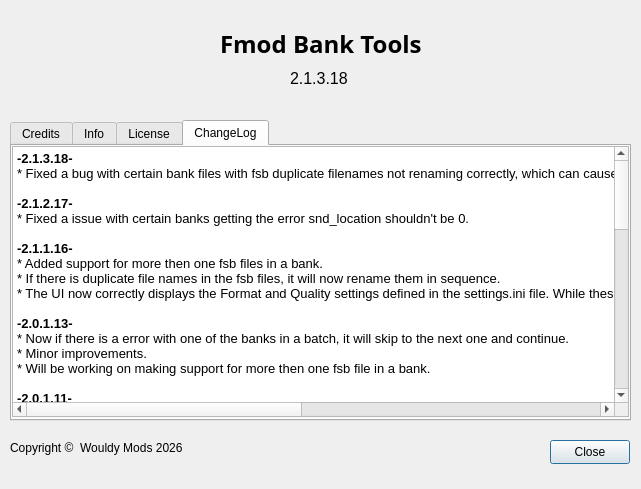
First picture: the form in about.ui, repository Wouldubeinta/Fmod-Bank-Tools, before the edit.
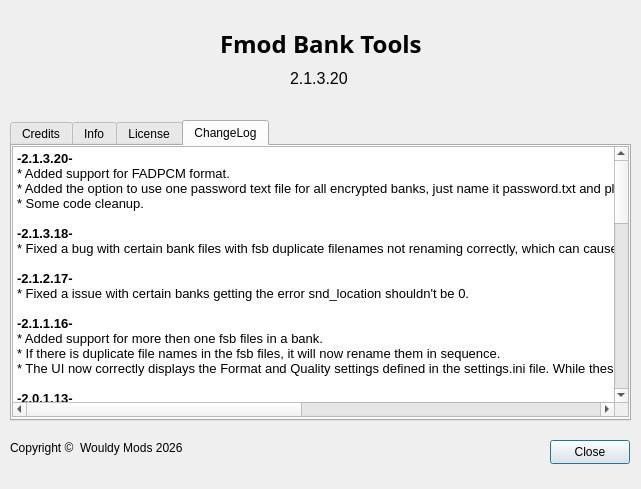
Second picture: the form after the edit. Icons and pictures are not drawn.

```diff
--- a/about.ui
+++ b/about.ui
@@ -312,6 +312,11 @@
 li.unchecked::marker { content: &quot;\2610&quot;; }
 li.checked::marker { content: &quot;\2612&quot;; }
 &lt;/style&gt;&lt;/head&gt;&lt;body style=&quot; font-family:'Segoe UI'; font-size:10pt; font-weight:400; font-style:normal;&quot;&gt;
+&lt;p style=&quot; margin-top:0px; margin-bottom:0px; margin-left:0px; margin-right:0px; -qt-block-indent:0; text-indent:0px;&quot;&gt;&lt;span style=&quot; font-weight:700;&quot;&gt;-2.1.3.20-&lt;/span&gt;&lt;/p&gt;
+&lt;p style=&quot; margin-top:0px; margin-bottom:0px; margin-left:0px; margin-right:0px; -qt-block-indent:0; text-indent:0px;&quot;&gt;* Added support for FADPCM format.&lt;/p&gt;
+&lt;p style=&quot; margin-top:0px; margin-bottom:0px; margin-left:0px; margin-right:0px; -qt-block-indent:0; text-indent:0px;&quot;&gt;* Added the option to use one password text file for all encrypted banks, just name it password.txt and place it in the bank folder. Also the old way is still supported.&lt;/p&gt;
+&lt;p style=&quot; margin-top:0px; margin-bottom:0px; margin-left:0px; margin-right:0px; -qt-block-indent:0; text-indent:0px;&quot;&gt;* Some code cleanup.&lt;/p&gt;
+&lt;p style=&quot;-qt-paragraph-type:empty; margin-top:0px; margin-bottom:0px; margin-left:0px; margin-right:0px; -qt-block-indent:0; text-indent:0px;&quot;&gt;&lt;br /&gt;&lt;/p&gt;
 &lt;p style=&quot; margin-top:0px; margin-bottom:0px; margin-left:0px; margin-right:0px; -qt-block-indent:0; text-indent:0px;&quot;&gt;&lt;span style=&quot; font-weight:700;&quot;&gt;-2.1.3.18-&lt;/span&gt;&lt;/p&gt;
 &lt;p style=&quot; margin-top:0px; margin-bottom:0px; margin-left:0px; margin-right:0px; -qt-block-indent:0; text-indent:0px;&quot;&gt;* Fixed a bug with certain bank files with fsb duplicate filenames not renaming correctly, which can cause - specified file could not be found when rebuilding.&lt;/p&gt;
 &lt;p style=&quot;-qt-paragraph-type:empty; margin-top:0px; margin-bottom:0px; margin-left:0px; margin-right:0px; -qt-block-indent:0; text-indent:0px;&quot;&gt;&lt;br /&gt;&lt;/p&gt;
@@ -432,7 +437,7 @@
     </font>
    </property>
    <property name="text">
-    <string>2.1.3.18</string>
+    <string>2.1.3.20</string>
    </property>
   </widget>
  </widget>
```
